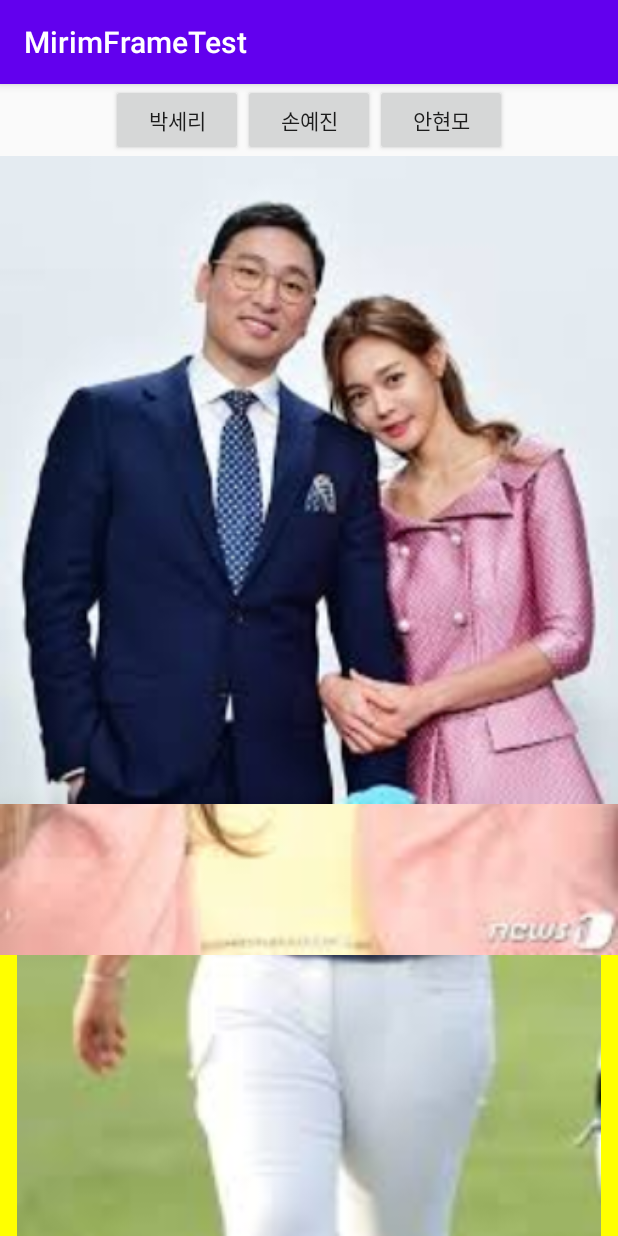
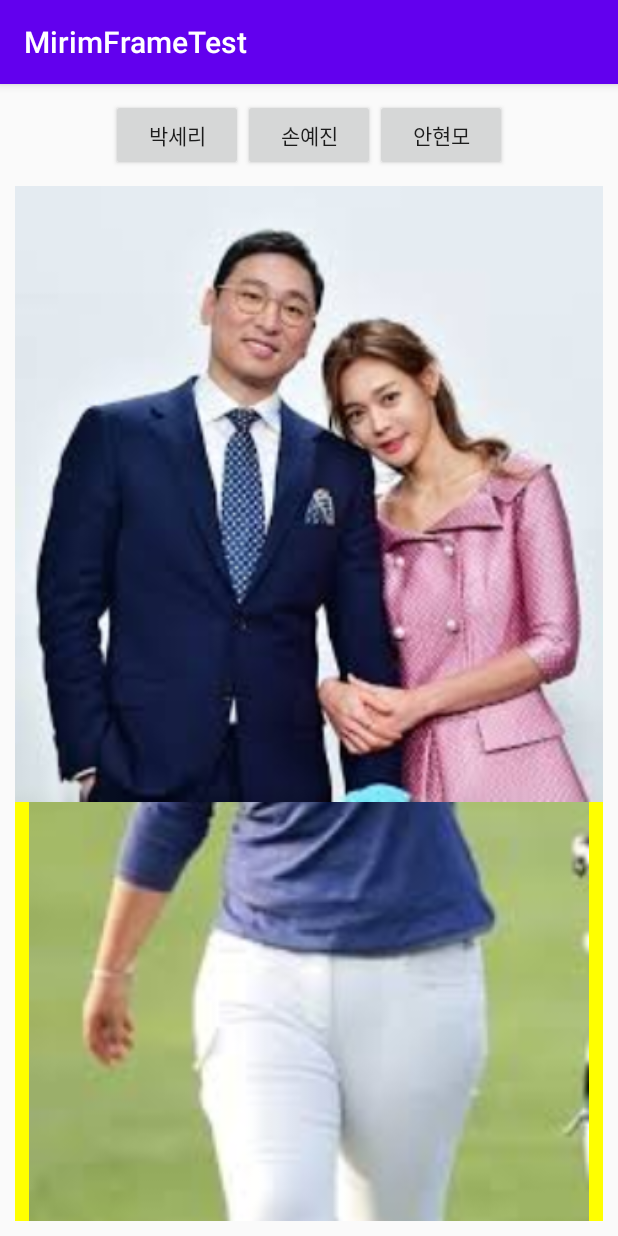
Before and after one commit to Baekminse/MirimFrameTest, an Android app: the screen it shows after launch (MainActivity), on a phone screen of 412 x 824 dp. Run offline under Robolectric (Android 15) with nearby library versions, the phone set to English and light mode, and no system bars.

Commit message:
Complete FrameLayoutTest

```diff
--- a/app/src/main/java/kr/hs/emirim/mirimframetest/MainActivity.java
+++ b/app/src/main/java/kr/hs/emirim/mirimframetest/MainActivity.java
@@ -3,12 +3,47 @@ package kr.hs.emirim.mirimframetest;
 import androidx.appcompat.app.AppCompatActivity;
 
 import android.os.Bundle;
+import android.view.View;
+import android.widget.Button;
+import android.widget.LinearLayout;
 
 public class MainActivity extends AppCompatActivity {
-
+    LinearLayout linearPark, linearSon, linearAn;
     @Override
     protected void onCreate(Bundle savedInstanceState) {
         super.onCreate(savedInstanceState);
         setContentView(R.layout.activity_main);
+
+        linearPark = findViewById(R.id.Linear_park);
+        linearSon = findViewById(R.id.Linear_son);
+        linearAn = findViewById(R.id.Linear_an);
+
+        Button btnpark = findViewById(R.id.btn_pack);
+        Button btnson = findViewById(R.id.btn_son);
+        Button btnan = findViewById(R.id.btn_an);
+
+        btnpark.setOnClickListener(btnListener);
+        btnson.setOnClickListener(btnListener);
+        btnan.setOnClickListener(btnListener);
     }
+
+    View.OnClickListener btnListener = new View.OnClickListener() {
+        @Override
+        public void onClick(View v) {
+            linearPark.setVisibility(View.INVISIBLE);
+            linearSon.setVisibility(View.INVISIBLE);
+            linearAn.setVisibility(View.INVISIBLE);
+            switch (v.getId()){
+                case R.id.btn_pack:
+                    linearPark.setVisibility(View.VISIBLE);
+                    break;
+                case R.id.btn_son:
+                    linearSon.setVisibility(View.VISIBLE);
+                    break;
+                case R.id.btn_an:
+                    linearAn.setVisibility(View.VISIBLE);
+                    break;
+            }
+        }
+    };
 }
--- a/app/src/main/res/layout/activity_main.xml
+++ b/app/src/main/res/layout/activity_main.xml
@@ -5,6 +5,7 @@
     android:layout_width="match_parent"
     android:layout_height="match_parent"
     android:orientation="vertical"
+    android:padding="10dp"
     tools:context=".MainActivity">
 
     <LinearLayout
@@ -12,16 +13,20 @@
         android:layout_height="wrap_content"
         android:orientation="horizontal"
         android:gravity="center"
+        android:layout_marginBottom="10dp"
         >
     <Button
+        android:id="@+id/btn_pack"
         android:layout_width="wrap_content"
         android:layout_height="wrap_content"
         android:text="박세리"/>
         <Button
+            android:id="@+id/btn_son"
             android:layout_width="wrap_content"
             android:layout_height="wrap_content"
             android:text="손예진"/>
         <Button
+            android:id="@+id/btn_an"
             android:layout_width="wrap_content"
             android:layout_height="wrap_content"
             android:text="안현모"/>
@@ -31,32 +36,45 @@
         android:layout_height="match_parent"
         android:background="#ffff00"
         >
+        <LinearLayout
+            android:id="@+id/Linear_park"
+            android:layout_width="match_parent"
+            android:layout_height="match_parent">
             <ImageView
                 android:layout_width="match_parent"
                 android:layout_height="wrap_content"
                 android:adjustViewBounds="true"
                 android:src="@drawable/pack"
                 />
+        </LinearLayout>
+
         <LinearLayout
+            android:id="@+id/Linear_son"
             android:layout_width="match_parent"
             android:layout_height="match_parent"
-            />
+            android:visibility="invisible"
+            >
             <ImageView
             android:layout_width="match_parent"
             android:layout_height="wrap_content"
             android:adjustViewBounds="true"
             android:src="@drawable/son"
             />
+        </LinearLayout>
+
         <LinearLayout
+            android:id="@+id/Linear_an"
             android:layout_width="match_parent"
             android:layout_height="match_parent"
-            />
+            >
             <ImageView
                 android:layout_width="match_parent"
                 android:layout_height="wrap_content"
                 android:adjustViewBounds="true"
                 android:src="@drawable/an"
                 />
+        </LinearLayout>
+
 
 
 
```
Lines whose indentation alone changed are shown as unchanged.
